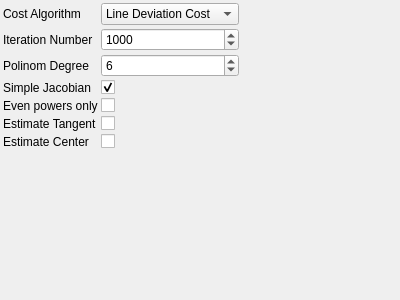
Before: the Qt Designer form utils/corestructs/coreWidgets/lineDistortionEstimatorParametersControlWidget.ui in NickPenkrat/corecvs, drawn with Qt 5.
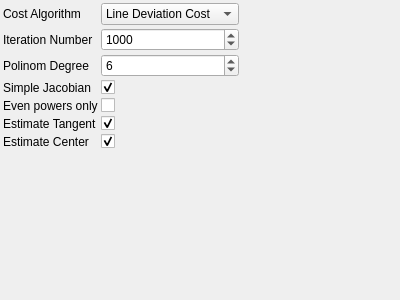
After: the same form once the commit is applied.

Diff of the .ui file:
```diff
--- a/utils/corestructs/coreWidgets/lineDistortionEstimatorParametersControlWidget.ui
+++ b/utils/corestructs/coreWidgets/lineDistortionEstimatorParametersControlWidget.ui
@@ -142,6 +142,9 @@
        <property name="toolTip">
          <string>Estimate Tangent</string>
        </property>
+       <property name="checked">
+           <bool>true</bool>
+       </property>
      </widget>
     </item>
     <item row="6" column="0">
@@ -156,6 +159,9 @@
        <property name="toolTip">
          <string>Estimate Center</string>
        </property>
+       <property name="checked">
+           <bool>true</bool>
+       </property>
      </widget>
     </item>
    <item row="7" column="0">
```
